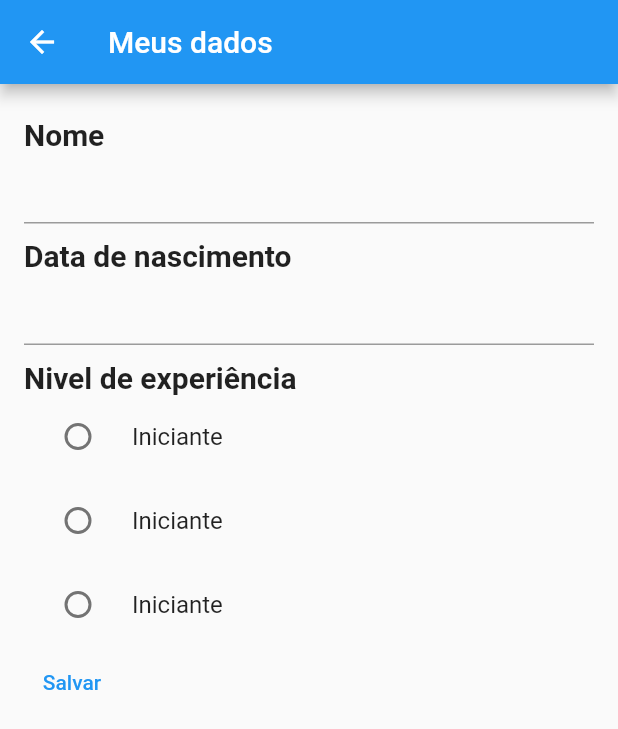
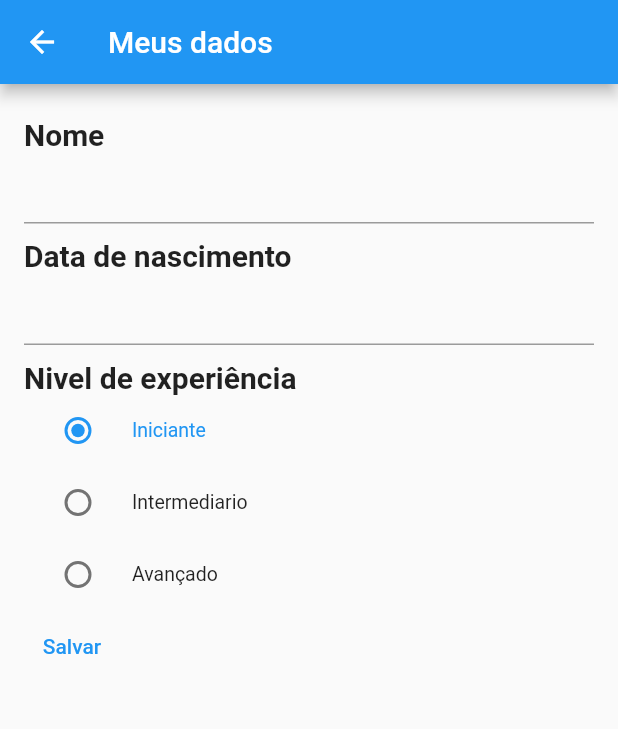
Before and after one commit to devfelpSs/testapps, a Flutter app: the DadosCadastraisPage screen opened directly, after a tap on "Iniciante", on a phone screen of 412 x 824 dp. Shown: the top 729 px of the screen. Run offline on Flutter 3.47's test engine with Material 2 defaults, Android fonts, the phone set to English and light mode, and no system bars; our stand-ins replace google_fonts; network calls fail.

Commit message:
adicionando densidade ao texto

```diff
--- a/lib/pages/dados_cadastrais.dart
+++ b/lib/pages/dados_cadastrais.dart
@@ -18,6 +18,7 @@ class _DadosCadastraisPageState extends State<DadosCadastraisPage> {
   DateTime? dataNascimento;
   var nivelRepository = NivelRepository();
   var niveis = [];
+  var nivelSelecionado = "";
 
 @override void initState() {
     // TODO: implement initState
@@ -59,11 +60,16 @@ class _DadosCadastraisPageState extends State<DadosCadastraisPage> {
         Column(
           children: niveis
             .map((nivel) => RadioListTile(
-              title: const Text("Iniciante"),
-              value: "Iniciante",
-              groupValue: "nivel experiencia",
+              dense: true,
+              title: Text(nivel.toString()),
+              selected: nivelSelecionado == nivel,
+              value: nivel.toString(),
+              groupValue: nivelSelecionado,
               onChanged: (value) {
                 print(value);
+                setState(() {
+                  nivelSelecionado = value.toString();
+                });
               },
             ))
             .toList(),
```
